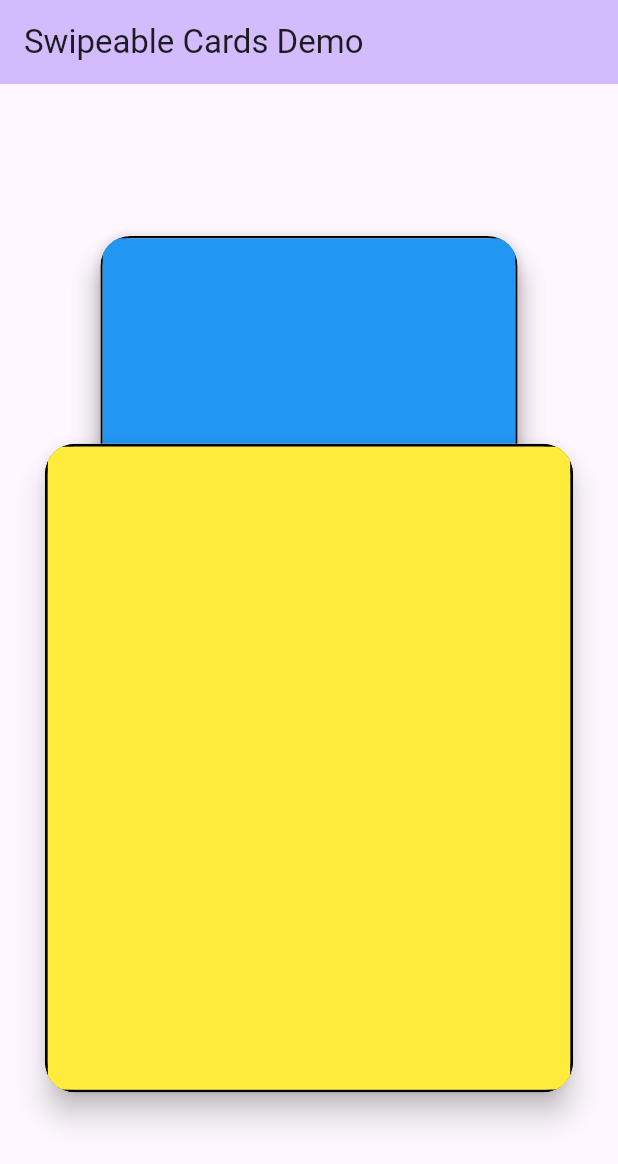
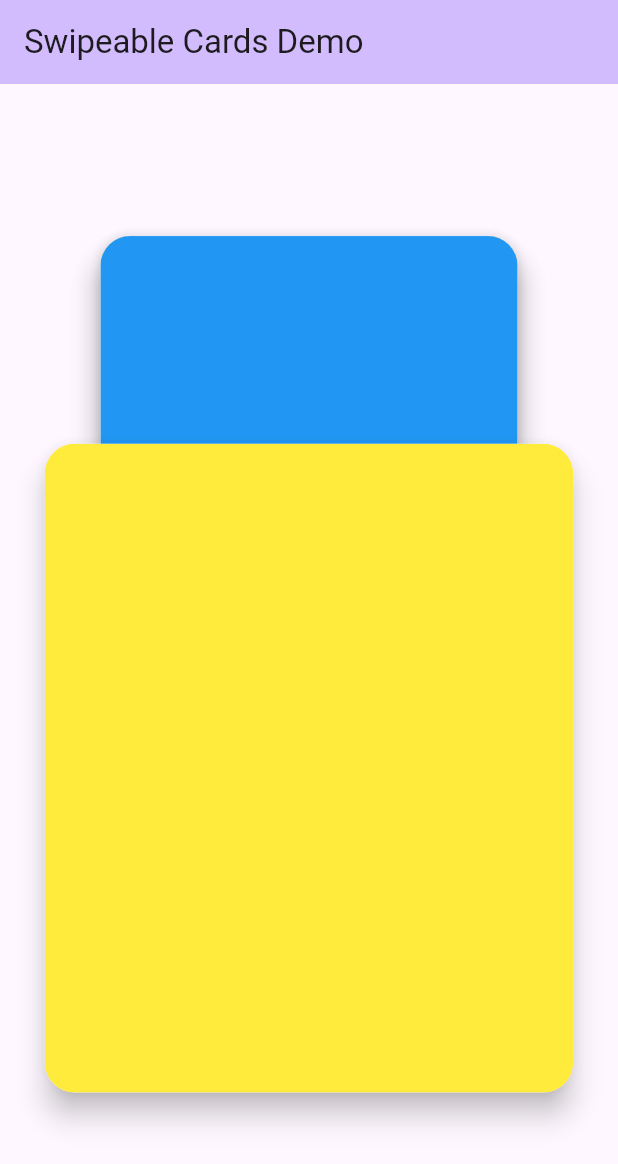
Before and after one commit to melWiss/swipeable_cards, a Flutter app: the screen it shows after launch, on a phone screen of 412 x 824 dp. Shown: the top 1164 px of the screen. Run offline on Flutter 3.47's test engine with Material 3 defaults, Android fonts, the phone set to English and light mode, and no system bars.

Commit message:
## 0.0.3
* Removed the borderColor param.
* Added the borderRadius param.
* Added the elevation param.

```diff
--- a/example/lib/main.dart
+++ b/example/lib/main.dart
@@ -69,7 +69,8 @@ class _MyHomePageState extends State<MyHomePage> {
             color: Colors.green.withOpacity(0.5),
             child: const Icon(Icons.thumb_up, size: 100, color: Colors.white),
           ),
-          borderColor: Colors.black,
+          borderRadius: 20,
+          elevation: 8,
           children: [
             Container(
               height: double.infinity,
--- a/lib/src/swipeable_cards.dart
+++ b/lib/src/swipeable_cards.dart
@@ -25,7 +25,8 @@ class EazySwipeableCards extends StatefulWidget {
     this.onDoubleTap,
     this.onSwipedRightAppear,
     this.onSwipedLeftAppear,
-    this.borderColor,
+    this.borderRadius = 0,
+    this.elevation = 0,
   });
 
   /// The height of the screen, used to size the cards.
@@ -55,10 +56,11 @@ class EazySwipeableCards extends StatefulWidget {
   /// An optional widget that appears when a card is swiped right.
   final Widget? onSwipedRightAppear;
 
-  /// The color of the border around each card.
-  ///
-  /// If no color is provided, the border will be transparent by default.
-  final Color? borderColor;
+  /// The border radius of the cards.
+  final double borderRadius;
+
+  /// The elevation level of the cards that will reflect the shadow intensity.
+  final double elevation;
 
   @override
   State<EazySwipeableCards> createState() => _SwipeableCardsState();
@@ -73,14 +75,14 @@ class _SwipeableCardsState extends State<EazySwipeableCards> {
   late double dx2, dy2, dx2End, dy2End;
   late double dx3, dy3;
   late double heightCard2, widthCard2, heightCard2End, widthCard2End;
-  late Color thirdCardColor;
   late int duration;
   late Widget? card1, card2, card3, onSwipedLeftAppear, onSwipedRightAppear;
   late double swipedCardLeftOpacity, swipedCardRightOpacity;
+  late double borderRadius;
+  late double elevation;
   late List<Widget?> cards;
   late int counter;
   late void Function() onSwipeLeft, onSwipeRight, onDoubleTap;
-  late Color borderColor;
   @override
   void initState() {
     super.initState();
@@ -89,8 +91,6 @@ class _SwipeableCardsState extends State<EazySwipeableCards> {
     screenHeight = widget.screenHeight;
     screenWidth = widget.screenWidth;
     counter = 0;
-    borderColor =
-        widget.borderColor != null ? widget.borderColor! : Colors.transparent;
     initCards();
     WidgetsBinding.instance.addPostFrameCallback(
       (_) {
@@ -142,11 +142,12 @@ class _SwipeableCardsState extends State<EazySwipeableCards> {
     widthCard2End = (widget.screenWidth * .9) * .75;
     dx3 = dx2;
     dy3 = dy2;
-    thirdCardColor = Colors.white10;
     duration = 0;
     onSwipeLeft = widget.onSwipeLeft != null ? widget.onSwipeLeft! : () {};
     onSwipeRight = widget.onSwipeRight != null ? widget.onSwipeRight! : () {};
     onDoubleTap = widget.onDoubleTap != null ? widget.onDoubleTap! : () {};
+    borderRadius = widget.borderRadius;
+    elevation = widget.elevation;
   }
 
   @override
@@ -166,25 +167,15 @@ class _SwipeableCardsState extends State<EazySwipeableCards> {
               ? Transform.translate(
                   offset: Offset(dx3, dy3),
                   child: Material(
-                    elevation: 8,
-                    borderRadius: const BorderRadius.all(Radius.circular(20)),
-                    child: ClipRRect(
-                      borderRadius: const BorderRadius.all(Radius.circular(20)),
+                    elevation: elevation,
+                    borderRadius:
+                        BorderRadius.all(Radius.circular(borderRadius)),
+                    clipBehavior: Clip.antiAlias,
                     child: AnimatedContainer(
                       duration: Duration(milliseconds: duration),
                       height: heightCard2,
                       width: widthCard2,
-                        decoration: BoxDecoration(
-                          borderRadius:
-                              const BorderRadius.all(Radius.circular(20)),
-                          color: thirdCardColor,
-                          border: Border.all(
-                            width: 1.5,
-                            color: borderColor,
-                          ),
-                        ),
                       child: card3,
-                      ),
                     ),
                   ),
                 )
@@ -208,25 +199,15 @@ class _SwipeableCardsState extends State<EazySwipeableCards> {
                   },
                   duration: Duration(milliseconds: duration),
                   child: Material(
-                    elevation: 8,
-                    borderRadius: const BorderRadius.all(Radius.circular(20)),
-                    child: ClipRRect(
-                      borderRadius: const BorderRadius.all(Radius.circular(20)),
+                    elevation: elevation,
+                    borderRadius:
+                        BorderRadius.all(Radius.circular(borderRadius)),
+                    clipBehavior: Clip.antiAlias,
                     child: AnimatedContainer(
                       duration: Duration(milliseconds: duration),
                       height: heightCard2End,
                       width: widthCard2End,
-                        decoration: BoxDecoration(
-                          borderRadius:
-                              const BorderRadius.all(Radius.circular(20)),
-                          color: Colors.white38,
-                          border: Border.all(
-                            width: 1.5,
-                            color: borderColor,
-                          ),
-                        ),
                       child: card2,
-                      ),
                     ),
                   ),
                   builder: (context, Offset offsetAnimated, Widget? card) {
@@ -253,22 +234,15 @@ class _SwipeableCardsState extends State<EazySwipeableCards> {
                         dy2End = dy1;
                         heightCard2End = (widget.screenHeight * .7) * .75;
                         widthCard2End = (widget.screenWidth * .9) * .95;
-                        thirdCardColor = Colors.white38;
                       }
                     });
                   },
                   child: Material(
-                    elevation: 8,
-                    borderRadius: const BorderRadius.all(Radius.circular(20)),
-                    child: ClipRRect(
-                      borderRadius: const BorderRadius.all(Radius.circular(20)),
-                      child: Container(
-                        decoration: BoxDecoration(
-                          color: Colors.white38,
+                    elevation: elevation,
                     borderRadius:
-                              const BorderRadius.all(Radius.circular(20)),
-                          border: Border.all(width: 2, color: borderColor),
-                        ),
+                        BorderRadius.all(Radius.circular(borderRadius)),
+                    clipBehavior: Clip.antiAlias,
+                    child: SizedBox(
                       height: heightCard1,
                       width: widthCard1,
                       child: Stack(
@@ -293,7 +267,6 @@ class _SwipeableCardsState extends State<EazySwipeableCards> {
                                 )
                               : Container(),
                         ],
-                        ),
                       ),
                     ),
                   ),
@@ -379,11 +352,7 @@ class _SwipeableCardsState extends State<EazySwipeableCards> {
                             });
                           }
                         },
-                        child: Stack(
-                          children: <Widget>[
-                            card!,
-                          ],
-                        ),
+                        child: card!,
                       ),
                     );
                   },
--- a/pubspec.yaml
+++ b/pubspec.yaml
@@ -1,6 +1,6 @@
 name: eazy_swipeable_cards
 description: "A new Flutter package that helps creating a stack of swipeable cards."
-version: 0.0.2
+version: 0.0.3
 homepage: "https://oussama-maatallah.web.app/blog/swipeable-cards"
 repository: https://github.com/melwiss/swipeable_cards
 
```
Also changed, not shown: example/pubspec.lock, 1 other file. Lines whose indentation alone changed are shown as unchanged.
